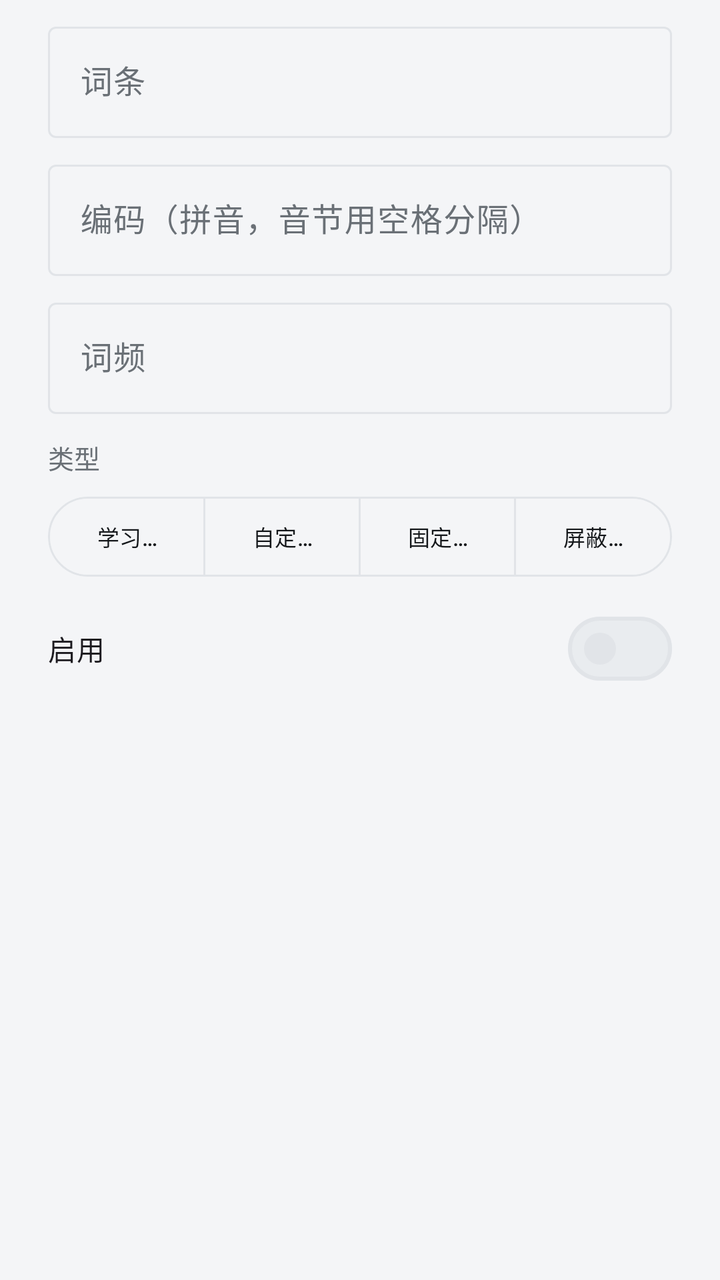
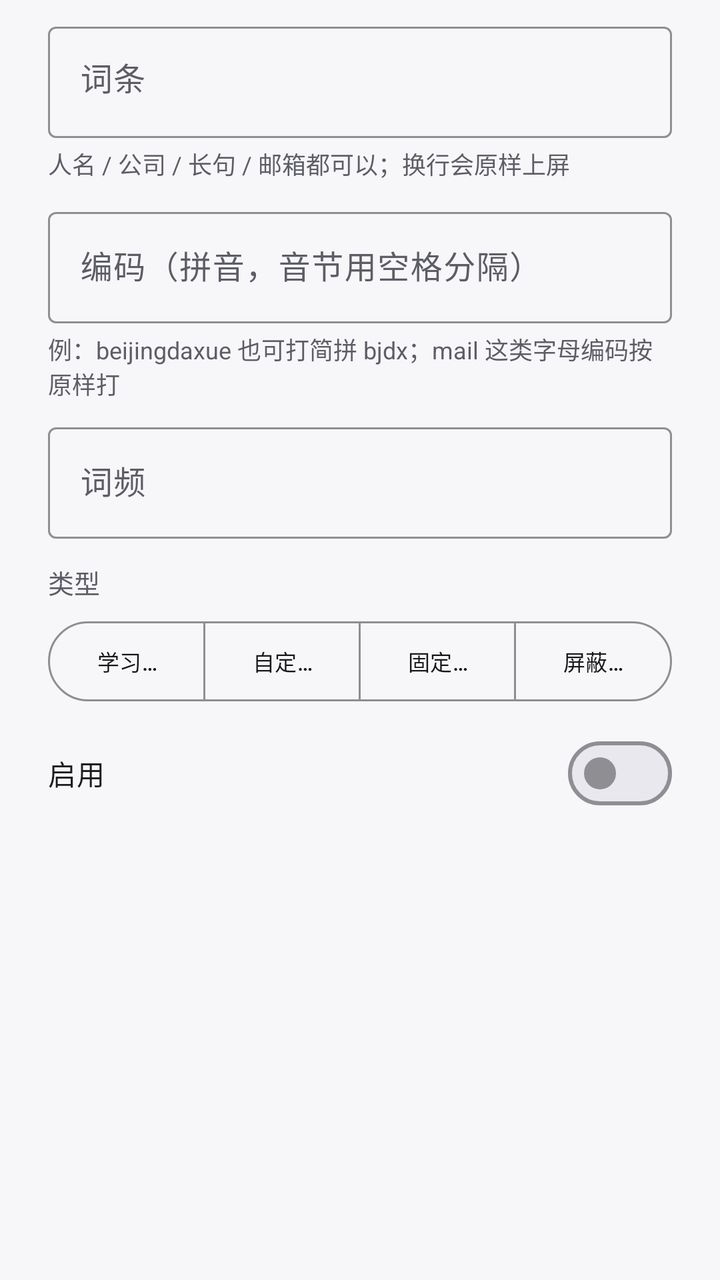

Compare the two renders of this Android layout. The source of the first and the diff that turns it into the second are given below.
<!-- AndroidManifest.xml: application theme Theme.Board -->
<!-- res/layout/dialog_dictionary_edit.xml -->
<?xml version="1.0" encoding="utf-8"?>
<LinearLayout xmlns:android="http://schemas.android.com/apk/res/android"
    xmlns:app="http://schemas.android.com/apk/res-auto"
    android:layout_width="match_parent"
    android:layout_height="wrap_content"
    android:orientation="vertical"
    android:paddingStart="24dp"
    android:paddingTop="8dp"
    android:paddingEnd="24dp">

    <com.google.android.material.textfield.TextInputLayout
        style="@style/Widget.Material3.TextInputLayout.OutlinedBox"
        android:layout_width="match_parent"
        android:layout_height="wrap_content"
        android:hint="@string/dictionary_word">

        <com.google.android.material.textfield.TextInputEditText
            android:id="@+id/edit_word"
            android:layout_width="match_parent"
            android:layout_height="wrap_content"
            android:inputType="text" />
    </com.google.android.material.textfield.TextInputLayout>

    <com.google.android.material.textfield.TextInputLayout
        style="@style/Widget.Material3.TextInputLayout.OutlinedBox"
        android:layout_width="match_parent"
        android:layout_height="wrap_content"
        android:layout_marginTop="8dp"
        android:hint="@string/dictionary_code">

        <com.google.android.material.textfield.TextInputEditText
            android:id="@+id/edit_code"
            android:layout_width="match_parent"
            android:layout_height="wrap_content"
            android:inputType="text" />
    </com.google.android.material.textfield.TextInputLayout>

    <com.google.android.material.textfield.TextInputLayout
        style="@style/Widget.Material3.TextInputLayout.OutlinedBox"
        android:layout_width="match_parent"
        android:layout_height="wrap_content"
        android:layout_marginTop="8dp"
        android:hint="@string/dictionary_frequency">

        <com.google.android.material.textfield.TextInputEditText
            android:id="@+id/edit_frequency"
            android:layout_width="match_parent"
            android:layout_height="wrap_content"
            android:inputType="number" />
    </com.google.android.material.textfield.TextInputLayout>

    <TextView
        android:layout_width="wrap_content"
        android:layout_height="wrap_content"
        android:layout_marginTop="12dp"
        android:text="@string/dictionary_type"
        android:textColor="?attr/colorOnSurfaceVariant"
        android:textSize="13sp" />

    <com.google.android.material.button.MaterialButtonToggleGroup
        android:id="@+id/type_group"
        android:layout_width="match_parent"
        android:layout_height="wrap_content"
        android:layout_marginTop="6dp"
        app:selectionRequired="true"
        app:singleSelection="true">

        <com.google.android.material.button.MaterialButton
            android:id="@+id/type_learned"
            style="?attr/materialButtonOutlinedStyle"
            android:layout_width="0dp"
            android:layout_height="wrap_content"
            android:layout_weight="1"
            android:minWidth="0dp"
            android:text="@string/dictionary_type_learned"
            android:textSize="11sp" />

        <com.google.android.material.button.MaterialButton
            android:id="@+id/type_custom"
            style="?attr/materialButtonOutlinedStyle"
            android:layout_width="0dp"
            android:layout_height="wrap_content"
            android:layout_weight="1"
            android:minWidth="0dp"
            android:text="@string/dictionary_type_custom"
            android:textSize="11sp" />

        <com.google.android.material.button.MaterialButton
            android:id="@+id/type_pinned"
            style="?attr/materialButtonOutlinedStyle"
            android:layout_width="0dp"
            android:layout_height="wrap_content"
            android:layout_weight="1"
            android:minWidth="0dp"
            android:text="@string/dictionary_type_pinned"
            android:textSize="11sp" />

        <com.google.android.material.button.MaterialButton
            android:id="@+id/type_blocked"
            style="?attr/materialButtonOutlinedStyle"
            android:layout_width="0dp"
            android:layout_height="wrap_content"
            android:layout_weight="1"
            android:minWidth="0dp"
            android:text="@string/dictionary_type_blocked"
            android:textSize="11sp" />
    </com.google.android.material.button.MaterialButtonToggleGroup>

    <com.google.android.material.materialswitch.MaterialSwitch
        android:id="@+id/switch_enabled"
        android:layout_width="match_parent"
        android:layout_height="wrap_content"
        android:layout_marginTop="8dp"
        android:text="@string/dictionary_enabled" />
</LinearLayout>
<!-- resources referenced by this layout -->
<resources>
  <string name="dictionary_code">编码（拼音，音节用空格分隔）</string>
  <string name="dictionary_enabled">启用</string>
  <string name="dictionary_frequency">词频</string>
  <string name="dictionary_type">类型</string>
  <string name="dictionary_type_blocked">屏蔽词</string>
  <string name="dictionary_type_custom">自定义词</string>
  <string name="dictionary_type_learned">学习词</string>
  <string name="dictionary_type_pinned">固定词</string>
  <string name="dictionary_word">词条</string>
  <color name="app_accent">@color/board_blue</color>
  <color name="app_on_accent">@color/board_white</color>
  <color name="app_accent_container">@color/board_blue_soft</color>
  <color name="app_on_accent_container">#FF1B3A8F</color>
  <color name="app_on_surface_variant">#FF6A7076</color>
  <color name="app_surface">@color/board_white</color>
  <color name="app_secondary_container">@color/board_grey_200</color>
  <color name="app_on_secondary_container">@color/board_grey_700</color>
  <color name="app_on_surface">#FF14171A</color>
  <color name="app_surface_variant">#FFEEF0F2</color>
  <color name="app_background">#FFF4F5F7</color>
  <color name="app_surface_container">#FFF1F3F5</color>
  <color name="app_surface_container_high">#FFE9ECEF</color>
  <color name="app_outline">#FFE1E4E8</color>
  <color name="app_outline_variant">#FFEDEFF2</color>
  <color name="app_error">#FFB3261E</color>
  <color name="app_on_error">@color/board_white</color>
  <style name="ShapeAppearance.Board.Small" parent="ShapeAppearance.Material3.Corner.Small">
          <item name="cornerFamily">rounded</item>
          <item name="cornerSize">@dimen/app_radius_sm</item>
      </style>
  <style name="ShapeAppearance.Board.Medium" parent="ShapeAppearance.Material3.Corner.Medium">
          <item name="cornerFamily">rounded</item>
          <item name="cornerSize">@dimen/app_radius_md</item>
      </style>
  <style name="ShapeAppearance.Board.Large" parent="ShapeAppearance.Material3.Corner.Large">
          <item name="cornerFamily">rounded</item>
          <item name="cornerSize">@dimen/app_radius_lg</item>
      </style>
  <color name="board_blue">#FF2F6BFF</color>
  <color name="board_white">#FFFFFFFF</color>
  <color name="board_blue_soft">#FFE8EFFF</color>
  <color name="board_grey_200">#FFE2E5E8</color>
  <color name="board_grey_700">#FF4A5056</color>
  <dimen name="app_radius_sm">8dp</dimen>
  <dimen name="app_radius_md">12dp</dimen>
  <dimen name="app_radius_lg">16dp</dimen>
  <!-- unchanged entries left out for length: 1 -->
</resources>

<!-- the commit's change to res/layout/dialog_dictionary_edit.xml (unified diff, before → after) -->
@@ -18,14 +18,25 @@
             android:id="@+id/edit_word"
             android:layout_width="match_parent"
             android:layout_height="wrap_content"
-            android:inputType="text" />
+            android:gravity="top"
+            android:inputType="textMultiLine"
+            android:maxLines="6"
+            android:minLines="1" />
     </com.google.android.material.textfield.TextInputLayout>
+
+    <TextView
+        android:layout_width="match_parent"
+        android:layout_height="wrap_content"
+        android:layout_marginTop="4dp"
+        android:text="@string/dictionary_word_hint"
+        android:textColor="?attr/colorOnSurfaceVariant"
+        android:textSize="12sp" />
 
     <com.google.android.material.textfield.TextInputLayout
         style="@style/Widget.Material3.TextInputLayout.OutlinedBox"
         android:layout_width="match_parent"
         android:layout_height="wrap_content"
-        android:layout_marginTop="8dp"
+        android:layout_marginTop="10dp"
         android:hint="@string/dictionary_code">
 
         <com.google.android.material.textfield.TextInputEditText
@@ -34,6 +45,14 @@
             android:layout_height="wrap_content"
             android:inputType="text" />
     </com.google.android.material.textfield.TextInputLayout>
+
+    <TextView
+        android:layout_width="match_parent"
+        android:layout_height="wrap_content"
+        android:layout_marginTop="4dp"
+        android:text="@string/dictionary_code_hint"
+        android:textColor="?attr/colorOnSurfaceVariant"
+        android:textSize="12sp" />
 
     <com.google.android.material.textfield.TextInputLayout
         style="@style/Widget.Material3.TextInputLayout.OutlinedBox"
<!-- resource entries referenced after the edit -->
@@ -1,6 +1,7 @@
 <!-- resources referenced by this layout -->
 <resources>
   <string name="dictionary_code">编码（拼音，音节用空格分隔）</string>
+  <string name="dictionary_code_hint">例：beijingdaxue 也可打简拼 bjdx；mail 这类字母编码按原样打</string>
   <string name="dictionary_enabled">启用</string>
   <string name="dictionary_frequency">词频</string>
   <string name="dictionary_type">类型</string>
@@ -9,23 +10,24 @@
   <string name="dictionary_type_learned">学习词</string>
   <string name="dictionary_type_pinned">固定词</string>
   <string name="dictionary_word">词条</string>
-  <color name="app_accent">@color/board_blue</color>
-  <color name="app_on_accent">@color/board_white</color>
-  <color name="app_accent_container">@color/board_blue_soft</color>
-  <color name="app_on_accent_container">#FF1B3A8F</color>
-  <color name="app_on_surface_variant">#FF6A7076</color>
-  <color name="app_surface">@color/board_white</color>
-  <color name="app_secondary_container">@color/board_grey_200</color>
-  <color name="app_on_secondary_container">@color/board_grey_700</color>
-  <color name="app_on_surface">#FF14171A</color>
-  <color name="app_surface_variant">#FFEEF0F2</color>
-  <color name="app_background">#FFF4F5F7</color>
-  <color name="app_surface_container">#FFF1F3F5</color>
-  <color name="app_surface_container_high">#FFE9ECEF</color>
-  <color name="app_outline">#FFE1E4E8</color>
-  <color name="app_outline_variant">#FFEDEFF2</color>
-  <color name="app_error">#FFB3261E</color>
-  <color name="app_on_error">@color/board_white</color>
+  <string name="dictionary_word_hint">人名 / 公司 / 长句 / 邮箱都可以；换行会原样上屏</string>
+  <color name="app_accent">#FF007AFF</color>
+  <color name="app_on_accent">#FFFFFFFF</color>
+  <color name="app_accent_container">#FFE5F0FF</color>
+  <color name="app_on_accent_container">#FF004A99</color>
+  <color name="app_on_surface_variant">#FF5D5D66</color>
+  <color name="app_surface">#FFFDFDFE</color>
+  <color name="app_secondary_container">#FFE8E8EE</color>
+  <color name="app_on_secondary_container">#FF3C3C43</color>
+  <color name="app_on_surface">#FF17171A</color>
+  <color name="app_surface_variant">#FFEFEFF3</color>
+  <color name="app_background">#FFF7F7FA</color>
+  <color name="app_surface_container">#FFF1F1F5</color>
+  <color name="app_surface_container_high">#FFE8E8EE</color>
+  <color name="app_outline">#FF8E8E93</color>
+  <color name="app_outline_variant">#FFD5D5DA</color>
+  <color name="app_error">#FFFF3B30</color>
+  <color name="app_on_error">#FFFFFFFF</color>
   <style name="ShapeAppearance.Board.Small" parent="ShapeAppearance.Material3.Corner.Small">
           <item name="cornerFamily">rounded</item>
           <item name="cornerSize">@dimen/app_radius_sm</item>
@@ -38,14 +40,9 @@
           <item name="cornerFamily">rounded</item>
           <item name="cornerSize">@dimen/app_radius_lg</item>
       </style>
-  <color name="board_blue">#FF2F6BFF</color>
-  <color name="board_white">#FFFFFFFF</color>
-  <color name="board_blue_soft">#FFE8EFFF</color>
-  <color name="board_grey_200">#FFE2E5E8</color>
-  <color name="board_grey_700">#FF4A5056</color>
-  <dimen name="app_radius_sm">8dp</dimen>
-  <dimen name="app_radius_md">12dp</dimen>
-  <dimen name="app_radius_lg">16dp</dimen>
+  <dimen name="app_radius_sm">10dp</dimen>
+  <dimen name="app_radius_md">16dp</dimen>
+  <dimen name="app_radius_lg">28dp</dimen>
   <!-- unchanged entries left out for length: 1 -->
 </resources>
 
